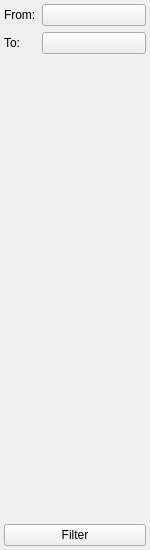
Above: SourceCode/TimeMachine/TimeMachineFilter.ui from rhzxg/Revelation before the change. Below: the same form after it.
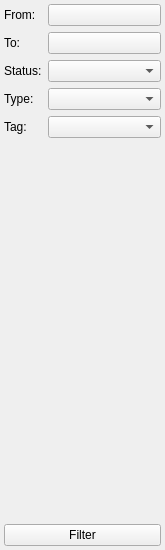
That is the form after the change. Custom widgets are drawn as their Qt base class.

Commit message: feat: minor changes of `TimeMachine` ui

Diff of the .ui file:
```diff
--- a/SourceCode/TimeMachine/TimeMachineFilter.ui
+++ b/SourceCode/TimeMachine/TimeMachineFilter.ui
@@ -6,14 +6,14 @@
    <rect>
     <x>0</x>
     <y>0</y>
-    <width>150</width>
+    <width>165</width>
     <height>550</height>
    </rect>
   </property>
   <property name="windowTitle">
    <string>TimeMachineFilter</string>
   </property>
-  <layout class="QGridLayout" name="gridLayout_2">
+  <layout class="QGridLayout" name="gridLayout_2" rowstretch="0,1,0">
    <property name="leftMargin">
     <number>4</number>
    </property>
@@ -26,6 +26,68 @@
    <property name="bottomMargin">
     <number>4</number>
    </property>
+   <item row="0" column="0">
+    <layout class="QGridLayout" name="gridLayout" rowstretch="1,1,1,1,1" columnstretch="0,1">
+     <item row="0" column="0">
+      <widget class="QLabel" name="label">
+       <property name="text">
+        <string>From:</string>
+       </property>
+      </widget>
+     </item>
+     <item row="0" column="1">
+      <widget class="FluCalendarDatePicker" name="btnSelectFromDate">
+       <property name="text">
+        <string/>
+       </property>
+      </widget>
+     </item>
+     <item row="1" column="0">
+      <widget class="QLabel" name="label_2">
+       <property name="text">
+        <string>To:</string>
+       </property>
+      </widget>
+     </item>
+     <item row="1" column="1">
+      <widget class="FluCalendarDatePicker" name="btnSelectToDate">
+       <property name="text">
+        <string/>
+       </property>
+      </widget>
+     </item>
+     <item row="2" column="0">
+      <widget class="QLabel" name="label_3">
+       <property name="text">
+        <string>Status:</string>
+       </property>
+      </widget>
+     </item>
+     <item row="3" column="0">
+      <widget class="QLabel" name="label_4">
+       <property name="text">
+        <string>Type:</string>
+       </property>
+      </widget>
+     </item>
+     <item row="4" column="0">
+      <widget class="QLabel" name="label_5">
+       <property name="text">
+        <string>Tag:</string>
+       </property>
+      </widget>
+     </item>
+     <item row="2" column="1">
+      <widget class="FluComboBox" name="cbStatue"/>
+     </item>
+     <item row="3" column="1">
+      <widget class="FluComboBox" name="cbType"/>
+     </item>
+     <item row="4" column="1">
+      <widget class="FluComboBox" name="cbTag"/>
+     </item>
+    </layout>
+   </item>
    <item row="1" column="0">
     <spacer name="verticalSpacer">
      <property name="orientation">
@@ -34,7 +96,7 @@
      <property name="sizeHint" stdset="0">
       <size>
        <width>20</width>
-       <height>458</height>
+       <height>387</height>
       </size>
      </property>
     </spacer>
@@ -46,38 +108,6 @@
      </property>
     </widget>
    </item>
-   <item row="0" column="0">
-    <layout class="QGridLayout" name="gridLayout" columnstretch="0,1" columnminimumwidth="0,0">
-     <item row="0" column="0">
-      <widget class="QLabel" name="label">
-       <property name="text">
-        <string>From:</string>
-       </property>
-      </widget>
-     </item>
-     <item row="0" column="1">
-      <widget class="FluCalendarDatePicker" name="pushButton_2">
-       <property name="text">
-        <string/>
-       </property>
-      </widget>
-     </item>
-     <item row="1" column="0">
-      <widget class="QLabel" name="label_2">
-       <property name="text">
-        <string>To:</string>
-       </property>
-      </widget>
-     </item>
-     <item row="1" column="1">
-      <widget class="FluCalendarDatePicker" name="pushButton_3">
-       <property name="text">
-        <string/>
-       </property>
-      </widget>
-     </item>
-    </layout>
-   </item>
   </layout>
  </widget>
  <layoutdefault spacing="6" margin="11"/>
@@ -92,6 +122,11 @@
    <extends>QPushButton</extends>
    <header location="global">FluCalendarDatePicker.h</header>
   </customwidget>
+  <customwidget>
+   <class>FluComboBox</class>
+   <extends>QComboBox</extends>
+   <header location="global">FluComboBox.h</header>
+  </customwidget>
  </customwidgets>
  <resources/>
  <connections/>
```
Left out of the diff: 2 changed lines with no effect on the pictures. The commit also changes 4 other files.
